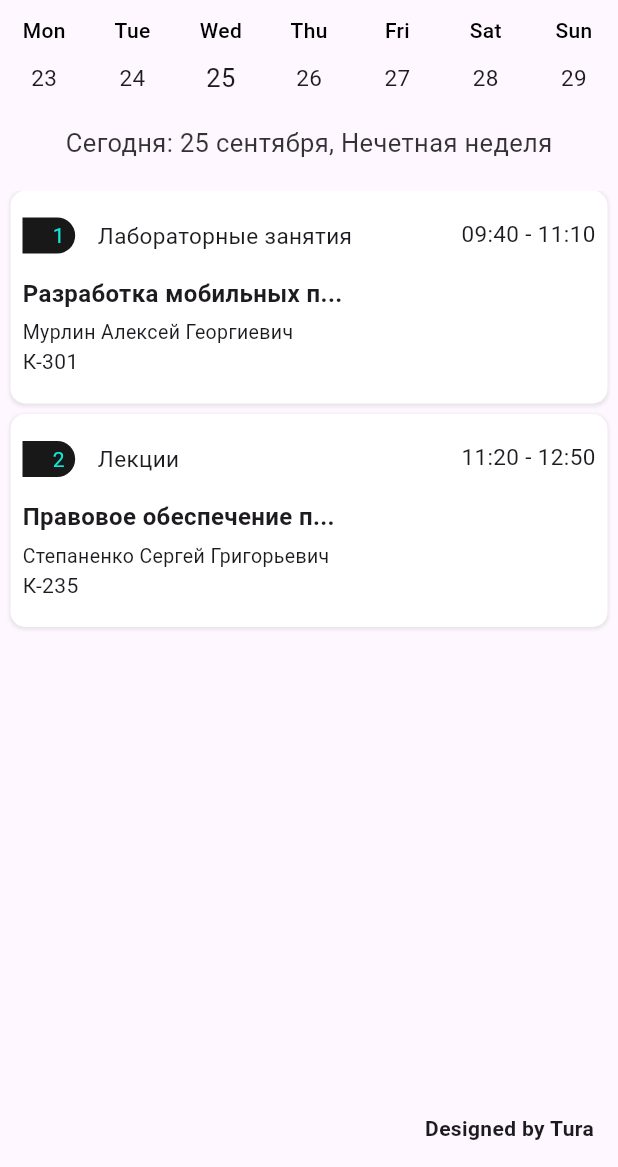
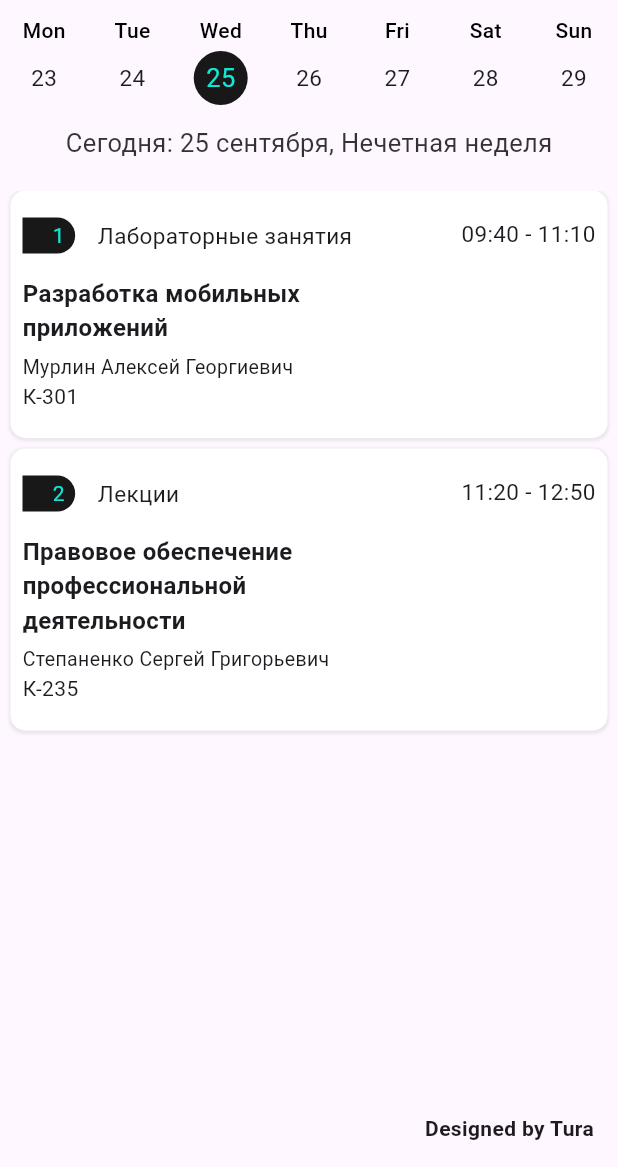
Before and after one commit to Tuuraa/Scheduler, a Flutter app: the screen it shows after launch, on a phone screen of 412 x 824 dp, the part 69-1236 px from its top. Run offline on Flutter 3.47's test engine with Material 3 defaults, Android fonts, the light colour scheme and no system bars; drawn by our look-alikes of table_calendar; our stand-ins replace dropdown_button2, google_fonts; Roboto replaces fonts that are missing (Acme).

Commit message:
fix some bugs

```diff
--- a/shedule_app/lib/components/shedule_item.dart
+++ b/shedule_app/lib/components/shedule_item.dart
@@ -2,12 +2,13 @@
 import 'package:shedule_app/models/shedule.dart';
 
 class SheduleItem extends StatelessWidget {
-  SheduleItem(
-      {super.key,
+  SheduleItem({
+    super.key,
     required this.isNow,
     required this.lessonNumber,
     required this.startAnimation,
-      required this.shedule});
+    required this.shedule,
+  });
 
   String truncateString(String text, int maxLength) {
     if (text.length <= maxLength) {
@@ -31,8 +32,7 @@
     return AnimatedContainer(
       curve: Curves.easeInOut,
       duration: Duration(milliseconds: 300 + ((lessonNumber - 1) * 120)),
-      transform:
-          Matrix4.translationValues(startAnimation ? 0 : screenWidth, 0, 0),
+      transform: Matrix4.translationValues(startAnimation ? 0 : screenWidth, 0, 0),
       margin: const EdgeInsets.only(bottom: 7, right: 7, left: 7),
       padding: const EdgeInsets.only(bottom: 10, top: 10),
       alignment: Alignment.center,
@@ -58,36 +58,48 @@
               mainAxisAlignment: MainAxisAlignment.start,
               children: [
                 Row(children: [
+                  Column(
+                    children: [
                       Container(
-                    padding: const EdgeInsets.only(
-                        left: 20, top: 2, right: 7, bottom: 2),
+                        padding: const EdgeInsets.only(left: 20, top: 2, right: 7, bottom: 2),
                         decoration: BoxDecoration(
                           color: isNow ? green : black,
                           borderRadius: const BorderRadius.only(
                             topRight: Radius.circular(20),
-                            bottomRight: Radius.circular(20))),
-                    child: Text("$lessonNumber",
-                        style: TextStyle(color: isNow ? black : green, fontSize: 14)),
+                            bottomRight: Radius.circular(20),
+                          ),
+                        ),
+                        child: Text(
+                          "$lessonNumber",
+                          style: TextStyle(color: isNow ? black : green, fontSize: 14),
+                        ),
+
+                      ),
+                    ],
                   ),
                   const SizedBox(width: 15),
-                  Text("${shedule.type}", style: TextStyle(fontSize: 15))
+                  Text("${shedule.type}", style: TextStyle(fontSize: 15)),
                 ]),
                 const SizedBox(height: 15),
                 Align(
                   alignment: Alignment.centerLeft,
+                    child: Container(
+                      width: 250, // Установите ширину контейнера по вашему усмотрению
                       child: Text(
-                    truncateString(shedule.name, 25),
+                        shedule.name,
                         style: const TextStyle(
                           fontWeight: FontWeight.bold,
                           fontSize: 16,
+                        ),
+                        softWrap: true, // Позволяет тексту переноситься
+                        overflow: TextOverflow.visible, // Указывает, что переполненный текст будет виден
                       ),
                     ),
                   ),
                 const SizedBox(height: 5),
                 Align(
                   alignment: Alignment.centerLeft,
-                  child:
-                      Text(shedule.teacherName, style: TextStyle(fontSize: 13)),
+                  child: Text(shedule.teacherName, style: TextStyle(fontSize: 13)),
                 ),
                 Align(
                   alignment: Alignment.centerLeft,
@@ -96,8 +108,7 @@
               ],
             ),
             const Spacer(),
-            Text(shedule.getFormattedTime(),
-                style: const TextStyle(fontSize: 15))
+            Text(shedule.getFormattedTime(), style: const TextStyle(fontSize: 15))
           ],
         ),
       ),
--- a/shedule_app/lib/main.dart
+++ b/shedule_app/lib/main.dart
@@ -1,7 +1,6 @@
 import 'package:flutter/material.dart';
 import 'package:shedule_app/pages/main_page.dart';
 import 'package:flutter_localizations/flutter_localizations.dart';
-import 'package:intl/intl.dart';
 
 
 void main() {
--- a/shedule_app/pubspec.yaml
+++ b/shedule_app/pubspec.yaml
@@ -31,7 +31,7 @@
 flutter_launcher_icons:
   android: "launcher_icon"
   ios: true
-  image_path: "assets/images/logo.png"
+  image_path: "assets/images/icon.png"
   min_sdk_android: 21
 
 flutter:
```
Also changed, not shown: shedule_app/lib/pages/main_page.dart (+11 -1 lines), shedule_app/assets/images/icon.png (added), 26 other files. Lines whose indentation alone changed are shown as unchanged.
